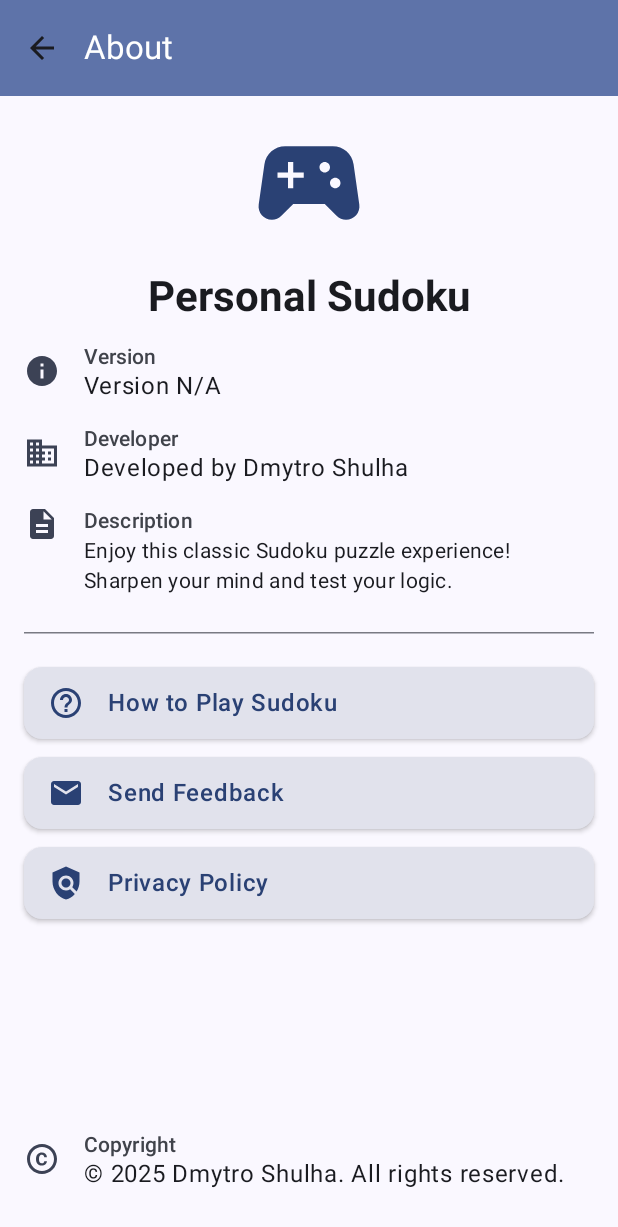
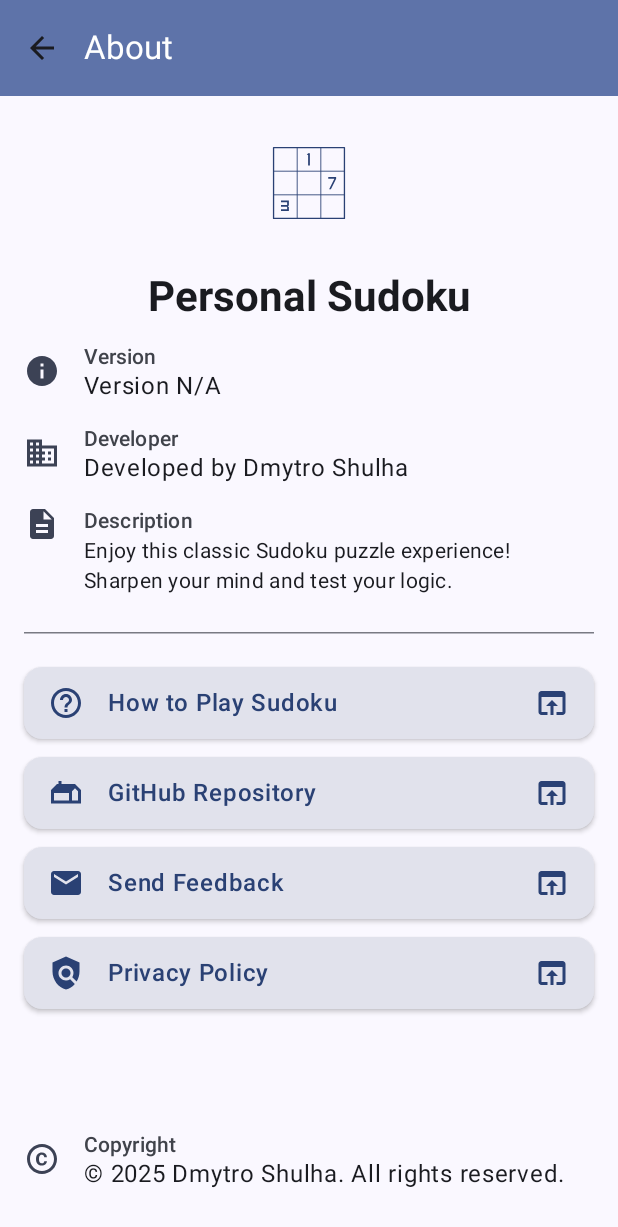
Before and after one commit to DmytroShulha/sudoku, an Android app built with Jetpack Compose: the about_screen screen opened through its navigation route, on a phone screen of 412 x 824 dp. Shown: the top 1227 px of the screen. Run offline under Robolectric (Android 15) with nearby library versions, the phone set to English and light mode, and no system bars; our stand-ins replace window size class.

Commit message:
Remove privacy policy dialog from About screen
The privacy policy is now hosted externally and linked from the About screen.

The About screen has been updated to:
- Link to the external privacy policy.
- Link to the app's GitHub repository.
- Link to the app's Play Store page for feedback (previously was a mailto link).
- Use the app's launcher icon instead of a generic game controller icon.
- Add an "open in browser" icon to external links.

```diff
--- a/app/src/main/java/org/dsh/personal/sudoku/presentation/SudokuFeatureEntry.kt
+++ b/app/src/main/java/org/dsh/personal/sudoku/presentation/SudokuFeatureEntry.kt
@@ -211,18 +211,16 @@ object SudokuFeatureEntry {
         val viewModel: AboutViewModel = koinViewModel()
         val uriHandler = LocalUriHandler.current
         val urlHowToPlay = stringResource(R.string.sudoku_how_to_play)
-        val feedbackEmail = stringResource(R.string.sudoku_feedback_email)
-        val mailTo = viewModel.buildFeedbackEmailUri(stringResource(R.string.app_name), viewModel.appVersionName, feedbackEmail)
+        val githubRepo = stringResource(R.string.sudoku_git_repo_url)
+        val playStoreUrl = stringResource(R.string.play_store_url)
 
         AboutScreen(
             appName = stringResource(R.string.app_name),
             onHowToPlayClick = { uriHandler.openUri(urlHowToPlay) },
             onNavigateBack = navController::popBackStack,
             appVersion = viewModel.appVersionName,
-            mailTo = mailTo,
-            openPrivacyPolicy = viewModel::onPrivacyPolicyClick,
-            dismissPrivacyPolicyDialog = viewModel::onDismissPrivacyPolicyDialog,
-            showPrivacyPolicyDialog = viewModel.showPrivacyPolicyDialog,
+            playStoreUrl = playStoreUrl,
+            githubRepo = githubRepo,
         )
     }
 
--- a/app/src/main/java/org/dsh/personal/sudoku/presentation/about/AboutViewModel.kt
+++ b/app/src/main/java/org/dsh/personal/sudoku/presentation/about/AboutViewModel.kt
@@ -1,29 +1,9 @@
 package org.dsh.personal.sudoku.presentation.about
 
 import android.app.Application
-import androidx.compose.runtime.getValue
-import androidx.compose.runtime.mutableStateOf
-import androidx.compose.runtime.setValue
 import androidx.lifecycle.ViewModel
 import org.dsh.personal.sudoku.utility.getAppVersionName
 
 class AboutViewModel(application: Application) : ViewModel() {
-    var showPrivacyPolicyDialog by mutableStateOf(false)
-        private set
-
     val appVersionName = getAppVersionName(application)
-
-    fun onPrivacyPolicyClick() {
-        showPrivacyPolicyDialog = true
-    }
-
-    fun onDismissPrivacyPolicyDialog() {
-        showPrivacyPolicyDialog = false
-    }
-
-    fun buildFeedbackEmailUri(appName: String, appVersion: String, feedbackEmail: String): String {
-        return "mailto:$feedbackEmail?subject=Feedback%20for%20$appName%20v$appVersion"
-    }
-
-
 }
--- a/app/src/main/java/org/dsh/personal/sudoku/presentation/about/SudokuAboutScreen.kt
+++ b/app/src/main/java/org/dsh/personal/sudoku/presentation/about/SudokuAboutScreen.kt
@@ -1,5 +1,4 @@
 package org.dsh.personal.sudoku.presentation.about
-
 
 import android.util.Log
 import android.widget.Toast
@@ -20,9 +19,10 @@ import androidx.compose.material.icons.filled.Business
 import androidx.compose.material.icons.filled.Copyright
 import androidx.compose.material.icons.filled.Description
 import androidx.compose.material.icons.filled.Email
+import androidx.compose.material.icons.filled.Gite
 import androidx.compose.material.icons.filled.Info
+import androidx.compose.material.icons.filled.OpenInBrowser
 import androidx.compose.material.icons.filled.Policy
-import androidx.compose.material.icons.filled.SportsEsports
 import androidx.compose.material3.Card
 import androidx.compose.material3.CardDefaults
 import androidx.compose.material3.DividerDefaults
@@ -42,6 +42,7 @@ import androidx.compose.ui.graphics.vector.ImageVector
 import androidx.compose.ui.platform.LocalContext
 import androidx.compose.ui.platform.LocalUriHandler
 import androidx.compose.ui.platform.UriHandler
+import androidx.compose.ui.res.painterResource
 import androidx.compose.ui.res.stringResource
 import androidx.compose.ui.text.font.FontWeight
 import androidx.compose.ui.text.style.TextAlign
@@ -61,10 +62,8 @@ fun AboutScreen(
     onHowToPlayClick: () -> Unit,
     appName: String,
     appVersion: String,
-    mailTo: String,
-    showPrivacyPolicyDialog: Boolean,
-    openPrivacyPolicy: () -> Unit,
-    dismissPrivacyPolicyDialog: () -> Unit,
+    playStoreUrl: String,
+    githubRepo: String,
 ) {
     val uriHandler = LocalUriHandler.current
 
@@ -72,7 +71,7 @@ fun AboutScreen(
     val developedByText = stringResource(R.string.developed_by, DEVELOPER_NAME)
     val copyrightText = stringResource(R.string.all_rights_reserved, Year.now().value, DEVELOPER_NAME)
     val gameDescription = stringResource(R.string.game_description_short)
-    val privacyEmail = stringResource(R.string.sudoku_policy_email)
+    val privacyPolicyUrl = stringResource(R.string.privacy_policy_url)
 
     Scaffold(
         topBar = {
@@ -121,21 +120,13 @@ fun AboutScreen(
             // FR4.1 How to Play
             // FR4.2 Feedback/Support
             // FR4.3 Privacy Policy
-            LinksSection(onHowToPlayClick, uriHandler, mailTo, openPrivacyPolicy)
+            LinksSection(onHowToPlayClick, uriHandler, privacyPolicyUrl, playStoreUrl, githubRepo)
 
             Spacer(Modifier.weight(1f)) // Pushes copyright to the bottom
 
             // FR2.2 Copyright Information
             CopyrightFooterSection(copyrightText)
         }
-    }
-
-    if (showPrivacyPolicyDialog) {
-        PrivacyPolicyDialog(
-            appName = appName,
-            contactEmail = privacyEmail,
-            onDismissRequest = dismissPrivacyPolicyDialog
-        )
     }
 }
 
@@ -154,33 +145,59 @@ private fun CopyrightFooterSection(copyrightText: String) {
 private fun LinksSection(
     onHowToPlayClick: () -> Unit,
     uriHandler: UriHandler,
-    mailTo: String,
-    openPrivacyPolicy: () -> Unit
+    privacyPolicyUrl: String,
+    playStoreUrl: String,
+    githubRepo: String,
 ) {
+    val context = LocalContext.current
+
     LinkItem(
         icon = Icons.AutoMirrored.Filled.HelpOutline,
         text = stringResource(R.string.how_to_play_sudoku),
-        onClick = onHowToPlayClick
+        onClick = onHowToPlayClick,
+        subicon = Icons.Filled.OpenInBrowser
     )
 
-    val context = LocalContext.current
+    LinkItem(
+        icon = Icons.Filled.Gite,
+        text = stringResource(R.string.sudoku_git_repo),
+        onClick = {
+            try {
+                uriHandler.openUri(githubRepo)
+            } catch (e: Exception) {
+                Log.e("AboutScreen", "Error opening URI", e)
+                Toast.makeText(context, R.string.something_went_wrong, Toast.LENGTH_SHORT).show()
+            }
+        },
+        subicon = Icons.Filled.OpenInBrowser
+    )
+
     LinkItem(
         icon = Icons.Filled.Email,
         text = stringResource(R.string.send_feedback),
         onClick = {
             try {
-                uriHandler.openUri(mailTo)
+                uriHandler.openUri(playStoreUrl)
             } catch (e: Exception) {
-                Log.e("AboutScreen", "Error opening mailto URI", e)
+                Log.e("AboutScreen", "Error opening URI", e)
                 Toast.makeText(context, R.string.something_went_wrong, Toast.LENGTH_SHORT).show()
             }
-        }
+        },
+        subicon = Icons.Filled.OpenInBrowser
     )
 
     LinkItem(
         icon = Icons.Filled.Policy,
         text = stringResource(R.string.privacy_policy),
-        onClick = openPrivacyPolicy
+        onClick = {
+            try {
+                uriHandler.openUri(privacyPolicyUrl)
+            } catch (e: Exception) {
+                Log.e("AboutScreen", "Error opening URI", e)
+                Toast.makeText(context, R.string.something_went_wrong, Toast.LENGTH_SHORT).show()
+            }
+        },
+        subicon = Icons.Filled.OpenInBrowser
     )
 }
 
@@ -207,7 +224,7 @@ private fun DeveloperSection(developedByText: String) {
 private fun AppHeaderSection(appName: String, versionText: String) {
 
     Icon(
-        imageVector = Icons.Filled.SportsEsports,
+        painter = painterResource(R.drawable.ic_launcher_foreground),
         contentDescription = stringResource(R.string.app_icon, appName),
         modifier = Modifier
             .size(Dimens.Image)
@@ -266,7 +283,7 @@ fun InfoItem(
 }
 
 @Composable
-fun LinkItem(icon: ImageVector, text: String, defaultElevation: Dp = Dimens.VerySmall, onClick: () -> Unit) {
+fun LinkItem(icon: ImageVector, subicon: ImageVector, text: String, defaultElevation: Dp = Dimens.VerySmall, onClick: () -> Unit) {
     Card(
         onClick = onClick,
         modifier = Modifier
@@ -293,6 +310,14 @@ fun LinkItem(icon: ImageVector, text: String, defaultElevation: Dp = Dimens.Very
                 fontWeight = FontWeight.Medium,
                 color = MaterialTheme.colorScheme.primary
             )
+
+            Spacer(Modifier.weight(1f))
+            Icon(
+                imageVector = subicon,
+                contentDescription = null,
+                modifier = Modifier.size(Dimens.Icon),
+                tint = MaterialTheme.colorScheme.surfaceTint
+            )
         }
     }
 }
@@ -307,10 +332,8 @@ fun AboutScreenPreviewLight() {
             onHowToPlayClick = { },
             appName = stringResource(R.string.app_name),
             appVersion = "1.1.0",
-            mailTo = "",
-            showPrivacyPolicyDialog = false,
-            openPrivacyPolicy = {},
-            dismissPrivacyPolicyDialog = {},
+            playStoreUrl = "",
+            githubRepo = "githubRepo",
         )
     }
 }
@@ -326,10 +349,8 @@ fun AboutScreenPreviewDark() {
             onHowToPlayClick = { },
             appName = stringResource(R.string.app_name),
             appVersion = "1.1.0",
-            mailTo = "",
-            showPrivacyPolicyDialog = false,
-            openPrivacyPolicy = {},
-            dismissPrivacyPolicyDialog = {},
+            playStoreUrl = "",
+            githubRepo = "",
         )
     }
 }
--- a/app/src/main/res/values/strings.xml
+++ b/app/src/main/res/values/strings.xml
@@ -1,4 +1,4 @@
-<resources>
+<resources xmlns:tools="http://schemas.android.com/tools">
     <string name="app_name">Personal Sudoku</string>
     <string name="unknown">Unknown</string>
     <string name="sudoku_how_to_play">https://sudoku.com/how-to-play/sudoku-rules-for-complete-beginners/</string>
@@ -42,7 +42,6 @@
     <string name="by_difficulty">By Difficulty</string>
     <string name="n_a">N/A</string>
     <string name="close">Close</string>
-    <string name="privacy_policy_text">"\n            Privacy Policy for %1$s\n\n            Data Collection:\n            %2$s is designed to provide an enjoyable Sudoku puzzle experience without collecting any personal information from you.\n\n            Internet Access:\n            This application does not require or use internet access. Your game progress and settings are stored only on your device.\n\n            Third-Party Services:\n            %3$s does not use third-party analytics, advertising, or other services that collect user data.\n\n            Changes to This Privacy Policy:\n            We may update our Privacy Policy from time to time. We will notify you of any changes by posting the new Privacy Policy on this page.\n\n            Contact Us:\n            If you have any questions about this Privacy Policy, please contact us at %4$s.\n        "</string>
     <string name="select_difficulty_level">Select %1$s</string>
     <string name="select_difficulty">Select Difficulty</string>
     <string name="resume_game">Resume Game</string>
@@ -81,4 +80,8 @@
     <string name="clear">Clear</string>
     <string name="you_did_it">You did it!</string>
     <string name="something_went_wrong">Ops, something went wrong</string>
+    <string name="sudoku_git_repo">GitHub Repository</string>
+    <string name="sudoku_git_repo_url" translatable="false">https://github.com/DmytroShulha/sudoku</string>
+    <string name="privacy_policy_url" tools:ignore="Typos">https://docs.google.com/document/d/e/2PACX-1vSr-wPOpxBSuFCX4th8RrtFN4FZdhGJfN8UcRZebUyvMhk_VSwM7Teuu9ehTIyXevKv1MLPpdesh-JF/pub</string>
+    <string name="play_store_url">https://play.google.com/store/apps/details?id=org.dsh.personal.sudoku</string>
 </resources>
```
Also changed, not shown: app/src/main/java/org/dsh/personal/sudoku/presentation/about/PrivacyPolicyDialog.kt (deleted, +0 -61 lines).
